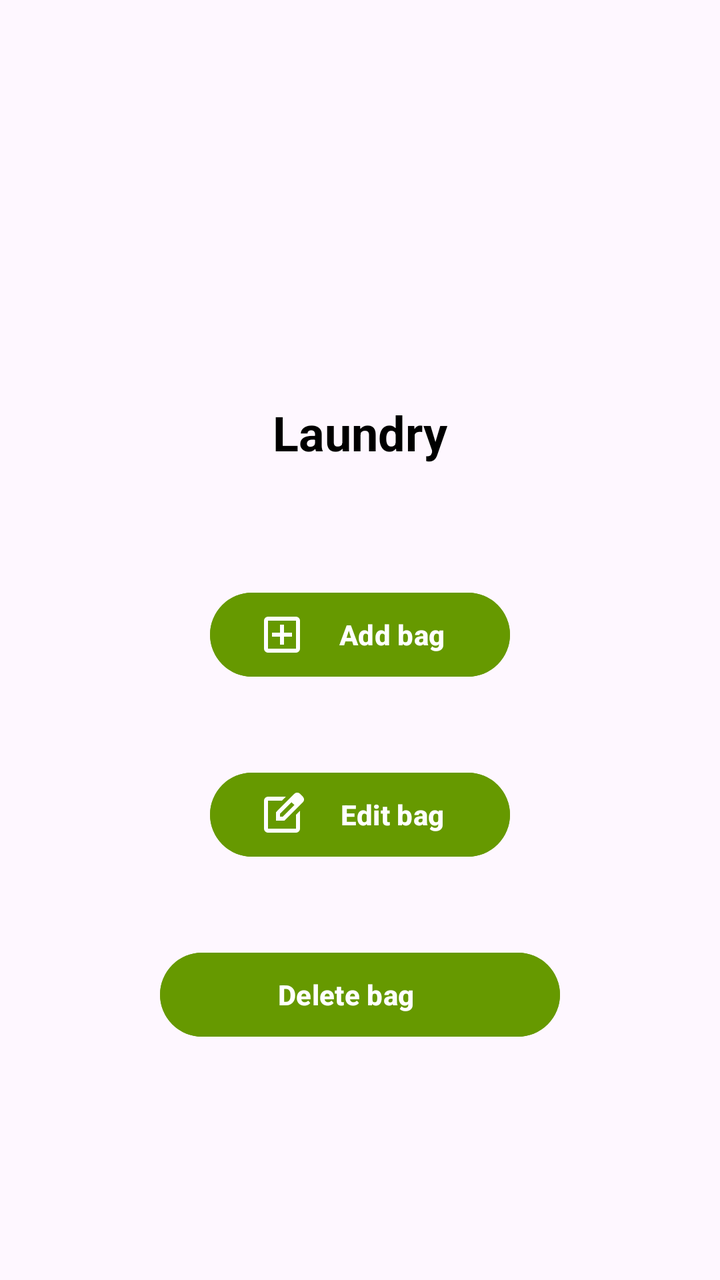
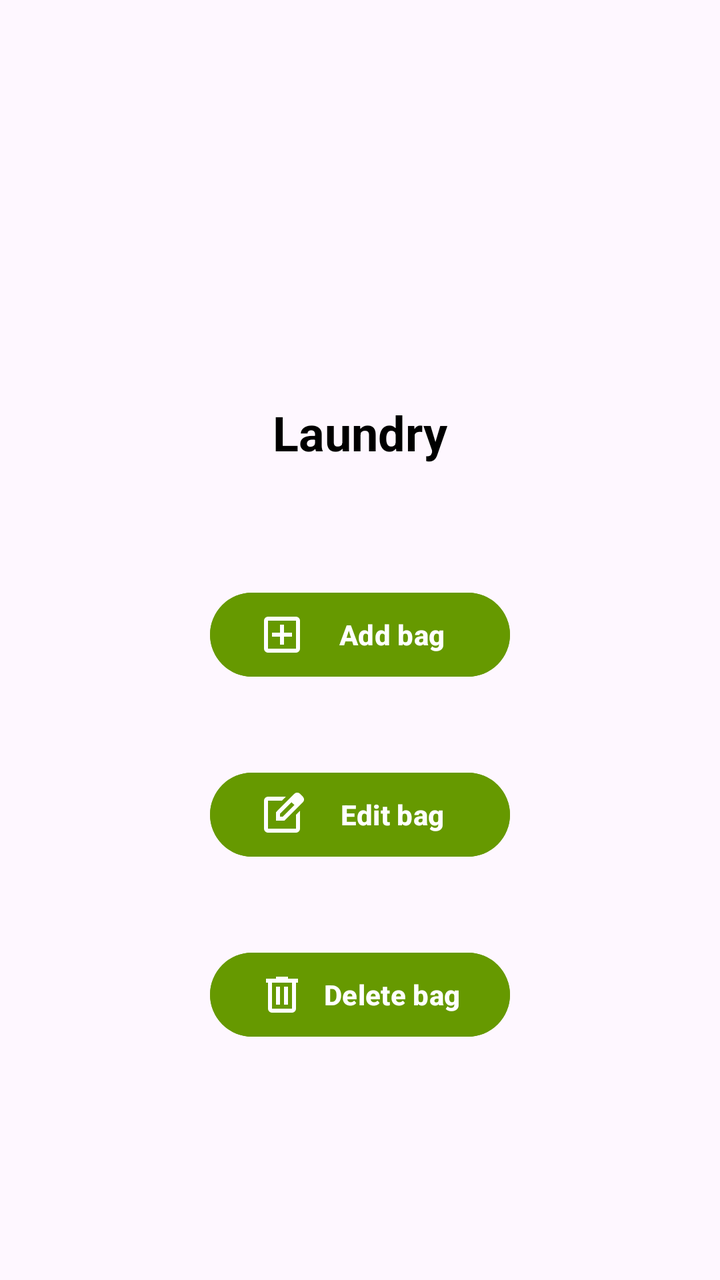

Before-and-after screenshots of an Android layout around one commit, followed by the original layout XML and the change that was made.
<!-- AndroidManifest.xml: application theme Theme.RFIDLaundryAsset -->
<!-- res/layout/activity_laundry.xml -->
<?xml version="1.0" encoding="utf-8"?>
<androidx.constraintlayout.widget.ConstraintLayout xmlns:android="http://schemas.android.com/apk/res/android"
    xmlns:app="http://schemas.android.com/apk/res-auto"
    xmlns:tools="http://schemas.android.com/tools"
    android:id="@+id/main"
    android:layout_width="match_parent"
    android:layout_height="match_parent"
    tools:context=".Laundry">

    
    <TextView
        android:id="@+id/titleText"
        android:layout_width="wrap_content"
        android:layout_height="wrap_content"
        android:layout_marginTop="200dp"
        android:text="Laundry"
        android:textSize="24sp"
        android:textStyle="bold"
        android:textColor="@android:color/black"
        app:layout_constraintEnd_toEndOf="parent"
        app:layout_constraintStart_toStartOf="parent"
        app:layout_constraintTop_toTopOf="parent" />

    <Button
        android:id="@+id/buttonAddBag"
        android:layout_width="150dp"
        android:layout_height="50dp"
        android:layout_marginTop="60dp"
        android:backgroundTint="@android:color/holo_green_dark"
        android:text="Add bag"
        android:drawableTint="@android:color/white"
        android:textStyle="bold"
        android:drawableLeft="@drawable/ic_add"
        android:drawablePadding="10dp"
        app:layout_constraintTop_toBottomOf="@id/titleText"
        app:layout_constraintEnd_toEndOf="parent"
        app:layout_constraintStart_toStartOf="parent" />

    <Button
        android:id="@+id/buttonEditBag"
        android:layout_width="150dp"
        android:layout_height="50dp"
        android:layout_marginTop="40dp"
        android:backgroundTint="@android:color/holo_green_dark"
        android:text="Edit bag"
        android:drawableTint="@android:color/white"
        android:textStyle="bold"
        android:drawableLeft="@drawable/ic_edit"
        android:drawablePadding="10dp"
        app:layout_constraintEnd_toEndOf="parent"
        app:layout_constraintStart_toStartOf="parent"
        app:layout_constraintTop_toBottomOf="@id/buttonAddBag" />

    <Button
        android:id="@+id/buttonDeleteBag"
        android:layout_width="200dp"
        android:layout_height="50dp"
        android:layout_marginTop="40dp"
        android:backgroundTint="@android:color/holo_green_dark"
        android:text="Delete bag"
        android:textColor="@android:color/white"
        android:textStyle="bold"
        android:drawableStart="@drawable/ic_delete"
        android:paddingStart="10dp"
        android:drawablePadding="10dp"
        app:layout_constraintEnd_toEndOf="parent"
        app:layout_constraintStart_toStartOf="parent"
        app:layout_constraintTop_toBottomOf="@id/buttonEditBag" />


</androidx.constraintlayout.widget.ConstraintLayout>
<!-- resources referenced by this layout -->
<resources>
  <!-- drawable ic_add (drawable) -->
  <vector xmlns:android="http://schemas.android.com/apk/res/android"
      android:width="24dp"
      android:height="24dp"
      android:viewportWidth="960"
      android:viewportHeight="960"
      android:tint="?attr/colorControlNormal">
    <path
        android:fillColor="@android:color/white"
        android:pathData="M440,680L520,680L520,520L680,520L680,440L520,440L520,280L440,280L440,440L280,440L280,520L440,520L440,680ZM200,840Q167,840 143.5,816.5Q120,793 120,760L120,200Q120,167 143.5,143.5Q167,120 200,120L760,120Q793,120 816.5,143.5Q840,167 840,200L840,760Q840,793 816.5,816.5Q793,840 760,840L200,840ZM200,760L760,760Q760,760 760,760Q760,760 760,760L760,200Q760,200 760,200Q760,200 760,200L200,200Q200,200 200,200Q200,200 200,200L200,760Q200,760 200,760Q200,760 200,760ZM200,200L200,200Q200,200 200,200Q200,200 200,200L200,760Q200,760 200,760Q200,760 200,760L200,760Q200,760 200,760Q200,760 200,760L200,200Q200,200 200,200Q200,200 200,200Z"/>
  </vector>
  <!-- drawable ic_delete (drawable) -->
  <vector xmlns:android="http://schemas.android.com/apk/res/android"
      android:width="24dp"
      android:height="24dp"
      android:viewportWidth="960"
      android:viewportHeight="960"
      android:tint="?attr/colorControlNormal">
    <path
        android:fillColor="@android:color/white"
        android:pathData="M280,840Q247,840 223.5,816.5Q200,793 200,760L200,240L160,240L160,160L360,160L360,120L600,120L600,160L800,160L800,240L760,240L760,760Q760,793 736.5,816.5Q713,840 680,840L280,840ZM680,240L280,240L280,760Q280,760 280,760Q280,760 280,760L680,760Q680,760 680,760Q680,760 680,760L680,240ZM360,680L440,680L440,320L360,320L360,680ZM520,680L600,680L600,320L520,320L520,680ZM280,240L280,240L280,760Q280,760 280,760Q280,760 280,760L280,760Q280,760 280,760Q280,760 280,760L280,240Z"/>
  </vector>
  <!-- drawable ic_edit (drawable) -->
  <vector xmlns:android="http://schemas.android.com/apk/res/android"
      android:width="24dp"
      android:height="24dp"
      android:viewportWidth="960"
      android:viewportHeight="960"
      android:tint="?attr/colorControlNormal">
    <path
        android:fillColor="@android:color/white"
        android:pathData="M200,840Q167,840 143.5,816.5Q120,793 120,760L120,200Q120,167 143.5,143.5Q167,120 200,120L557,120L477,200L200,200Q200,200 200,200Q200,200 200,200L200,760Q200,760 200,760Q200,760 200,760L760,760Q760,760 760,760Q760,760 760,760L760,482L840,402L840,760Q840,793 816.5,816.5Q793,840 760,840L200,840ZM480,480Q480,480 480,480Q480,480 480,480L480,480Q480,480 480,480Q480,480 480,480L480,480L480,480L480,480L480,480L480,480L480,480Q480,480 480,480Q480,480 480,480ZM360,600L360,430L727,63Q739,51 754,45Q769,39 784,39Q800,39 814.5,45Q829,51 841,63L897,120Q908,132 914,146.5Q920,161 920,176Q920,191 914.5,205.5Q909,220 897,232L530,600L360,600ZM841,176L841,176L785,120L785,120L841,176ZM440,520L496,520L728,288L700,260L671,232L440,463L440,520ZM700,260L671,232L671,232L700,260L728,288L728,288L700,260Z"/>
  </vector>
  <style name="Theme.RFIDLaundryAsset" parent="Base.Theme.RFIDLaundryAsset" />
  <style name="Base.Theme.RFIDLaundryAsset" parent="Theme.Material3.DayNight.NoActionBar">
          
          
      </style>
</resources>

<!-- the commit's change to res/layout/activity_laundry.xml (unified diff, before → after) -->
@@ -19,7 +19,8 @@
         android:textColor="@android:color/black"
         app:layout_constraintEnd_toEndOf="parent"
         app:layout_constraintStart_toStartOf="parent"
-        app:layout_constraintTop_toTopOf="parent" />
+        app:layout_constraintTop_toTopOf="parent"
+        tools:ignore="HardcodedText" />
 
     <Button
         android:id="@+id/buttonAddBag"
@@ -34,7 +35,8 @@
         android:drawablePadding="10dp"
         app:layout_constraintTop_toBottomOf="@id/titleText"
         app:layout_constraintEnd_toEndOf="parent"
-        app:layout_constraintStart_toStartOf="parent" />
+        app:layout_constraintStart_toStartOf="parent"
+        tools:ignore="HardcodedText,RtlHardcoded" />
 
     <Button
         android:id="@+id/buttonEditBag"
@@ -49,23 +51,24 @@
         android:drawablePadding="10dp"
         app:layout_constraintEnd_toEndOf="parent"
         app:layout_constraintStart_toStartOf="parent"
-        app:layout_constraintTop_toBottomOf="@id/buttonAddBag" />
+        app:layout_constraintTop_toBottomOf="@id/buttonAddBag"
+        tools:ignore="HardcodedText,RtlHardcoded" />
 
     <Button
         android:id="@+id/buttonDeleteBag"
-        android:layout_width="200dp"
+        android:layout_width="150dp"
         android:layout_height="50dp"
         android:layout_marginTop="40dp"
         android:backgroundTint="@android:color/holo_green_dark"
         android:text="Delete bag"
-        android:textColor="@android:color/white"
+        android:drawableTint="@android:color/white"
         android:textStyle="bold"
-        android:drawableStart="@drawable/ic_delete"
-        android:paddingStart="10dp"
+        android:drawableLeft="@drawable/ic_delete"
         android:drawablePadding="10dp"
         app:layout_constraintEnd_toEndOf="parent"
         app:layout_constraintStart_toStartOf="parent"
-        app:layout_constraintTop_toBottomOf="@id/buttonEditBag" />
+        app:layout_constraintTop_toBottomOf="@id/buttonEditBag"
+        tools:ignore="HardcodedText,RtlHardcoded" />
 
 
 </androidx.constraintlayout.widget.ConstraintLayout>
